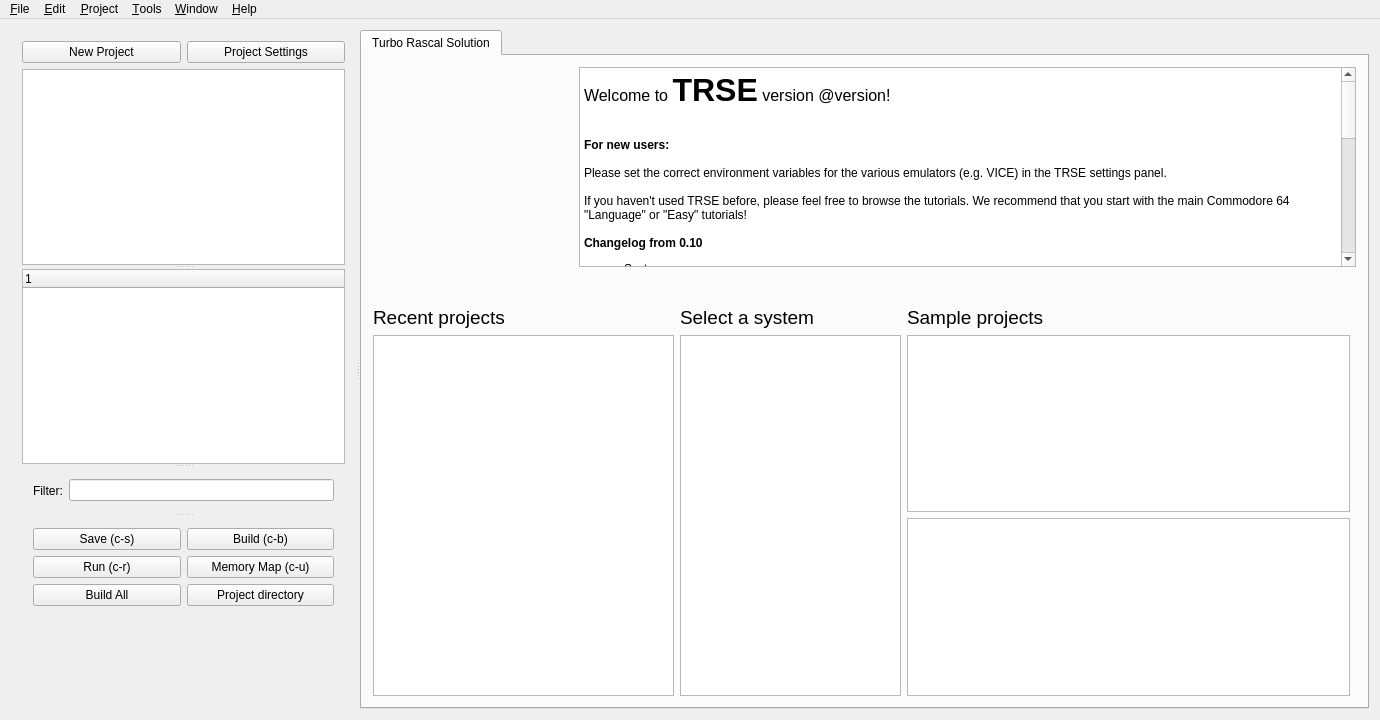
Above: mainwindow.ui from leuat/TRSE before the change. Below: the same form after it.
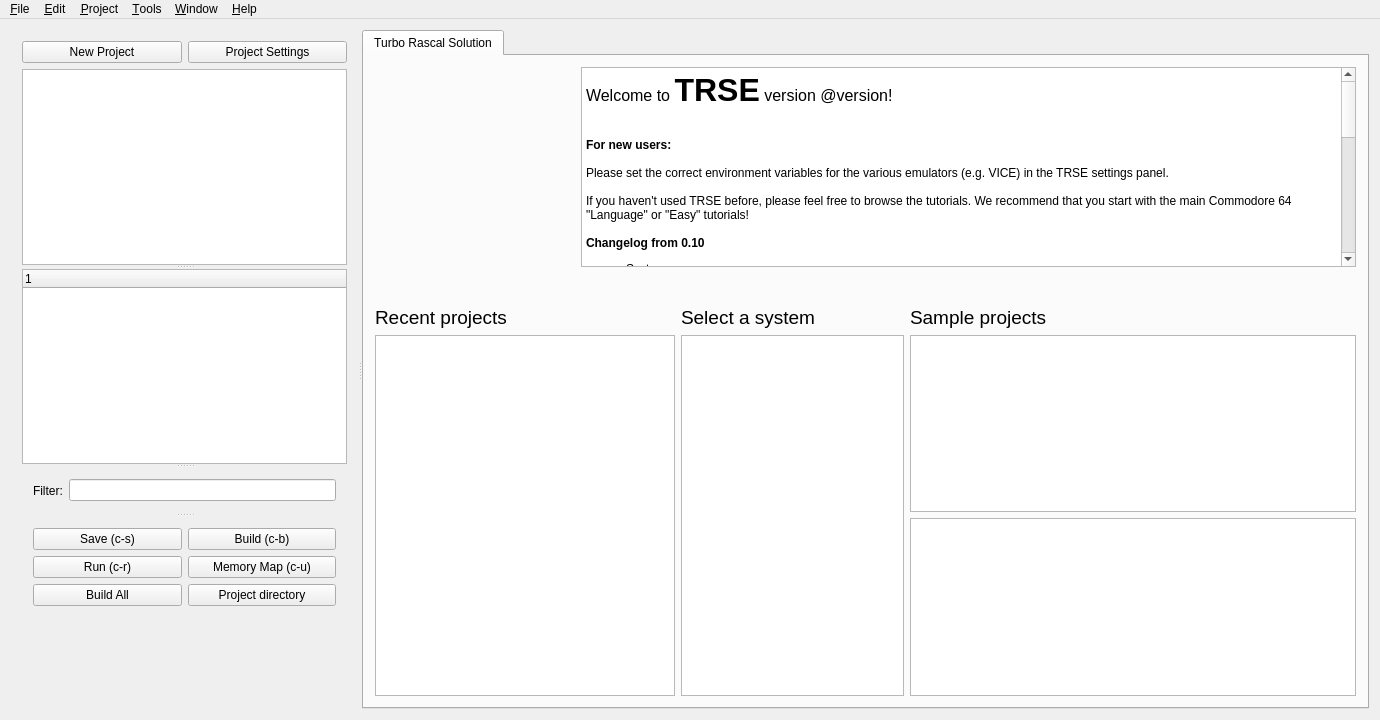
That is the form after the change. Icons and pictures are not drawn.

What changed in the file:
```diff
--- a/mainwindow.ui
+++ b/mainwindow.ui
@@ -296,7 +296,8 @@
 &lt;ul style=&quot;margin-top: 0px; margin-bottom: 0px; margin-left: 0px; margin-right: 0px; -qt-list-indent: 2;&quot;&gt;&lt;li style=&quot; font-family:'Noto Sans'; font-size:9pt;&quot; style=&quot; margin-top:0px; margin-bottom:0px; margin-left:0px; margin-right:0px; -qt-block-indent:0; text-indent:0px;&quot;&gt;New C64 tutorial on playing 2 sids (intermediate)&lt;/li&gt;&lt;/ul&gt;
 &lt;p style=&quot;-qt-paragraph-type:empty; margin-top:0px; margin-bottom:0px; margin-left:0px; margin-right:0px; -qt-block-indent:0; text-indent:0px; font-family:'Noto Sans'; font-size:9pt;&quot;&gt;&lt;br /&gt;&lt;/p&gt;
 &lt;ul style=&quot;margin-top: 0px; margin-bottom: 0px; margin-left: 0px; margin-right: 0px; -qt-list-indent: 1;&quot;&gt;&lt;li style=&quot; font-family:'Noto Sans'; font-size:9pt;&quot; style=&quot; margin-top:12px; margin-bottom:0px; margin-left:0px; margin-right:0px; -qt-block-indent:0; text-indent:0px;&quot;&gt;Editor&lt;/li&gt;
-&lt;ul style=&quot;margin-top: 0px; margin-bottom: 0px; margin-left: 0px; margin-right: 0px; -qt-list-indent: 2;&quot;&gt;&lt;li style=&quot; font-family:'Noto Sans'; font-size:9pt;&quot; style=&quot; margin-top:0px; margin-bottom:0px; margin-left:0px; margin-right:0px; -qt-block-indent:0; text-indent:0px;&quot;&gt;Gameboy level editor, tile image editor and meta sprite editor.&lt;/li&gt;
+&lt;ul style=&quot;margin-top: 0px; margin-bottom: 0px; margin-left: 0px; margin-right: 0px; -qt-list-indent: 2;&quot;&gt;&lt;li style=&quot; font-family:'Noto Sans'; font-size:9pt;&quot; style=&quot; margin-top:0px; margin-bottom:0px; margin-left:0px; margin-right:0px; -qt-block-indent:0; text-indent:0px;&quot;&gt;Fixed a bug when displaying tabs after having created a new image &lt;/li&gt;
+&lt;li style=&quot; font-family:'Noto Sans'; font-size:9pt;&quot; style=&quot; margin-top:0px; margin-bottom:0px; margin-left:0px; margin-right:0px; -qt-block-indent:0; text-indent:0px;&quot;&gt;Gameboy level editor, tile image editor and meta sprite editor.&lt;/li&gt;
 &lt;li style=&quot; font-family:'Noto Sans'; font-size:9pt;&quot; style=&quot; margin-top:0px; margin-bottom:0px; margin-left:0px; margin-right:0px; -qt-block-indent:0; text-indent:0px;&quot;&gt;&amp;quot;New file&amp;quot; -&amp;gt; TRU&lt;/li&gt;
 &lt;li style=&quot; font-family:'Noto Sans'; font-size:9pt;&quot; style=&quot; margin-top:0px; margin-bottom:0px; margin-left:0px; margin-right:0px; -qt-block-indent:0; text-indent:0px;&quot;&gt;Sprite packer system for GB&lt;/li&gt;
 &lt;li style=&quot; font-family:'Noto Sans'; font-size:9pt;&quot; style=&quot; margin-top:0px; margin-bottom:0px; margin-left:0px; margin-right:0px; -qt-block-indent:0; text-indent:0px;&quot;&gt;Ctrl+W closes any document now&lt;/li&gt;
@@ -373,7 +374,7 @@
            <item row="1" column="1">
             <layout class="QVBoxLayout" name="verticalLayout_6">
              <item>
-              <layout class="QGridLayout" name="gridLayout_6" columnstretch="1,2,0" columnminimumwidth="2,6,6">
+              <layout class="QGridLayout" name="gridLayout_6" columnstretch="1,2" columnminimumwidth="2,6">
                <item row="1" column="0">
                 <widget class="QListWidget" name="lstSystems"/>
                </item>
```
